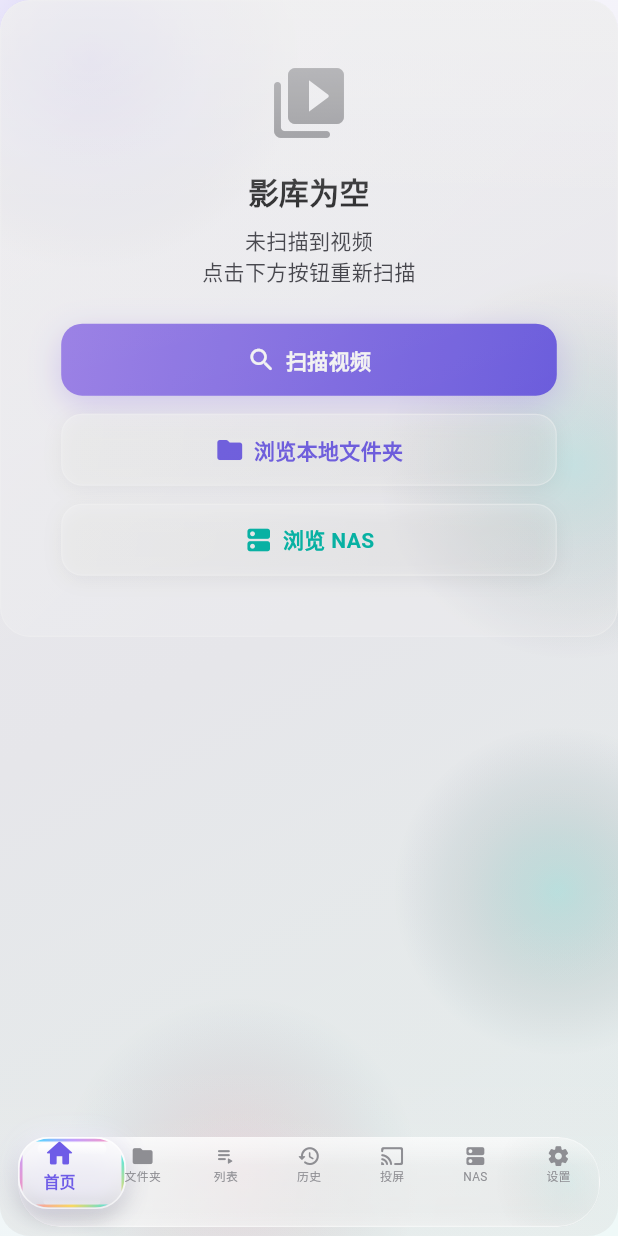
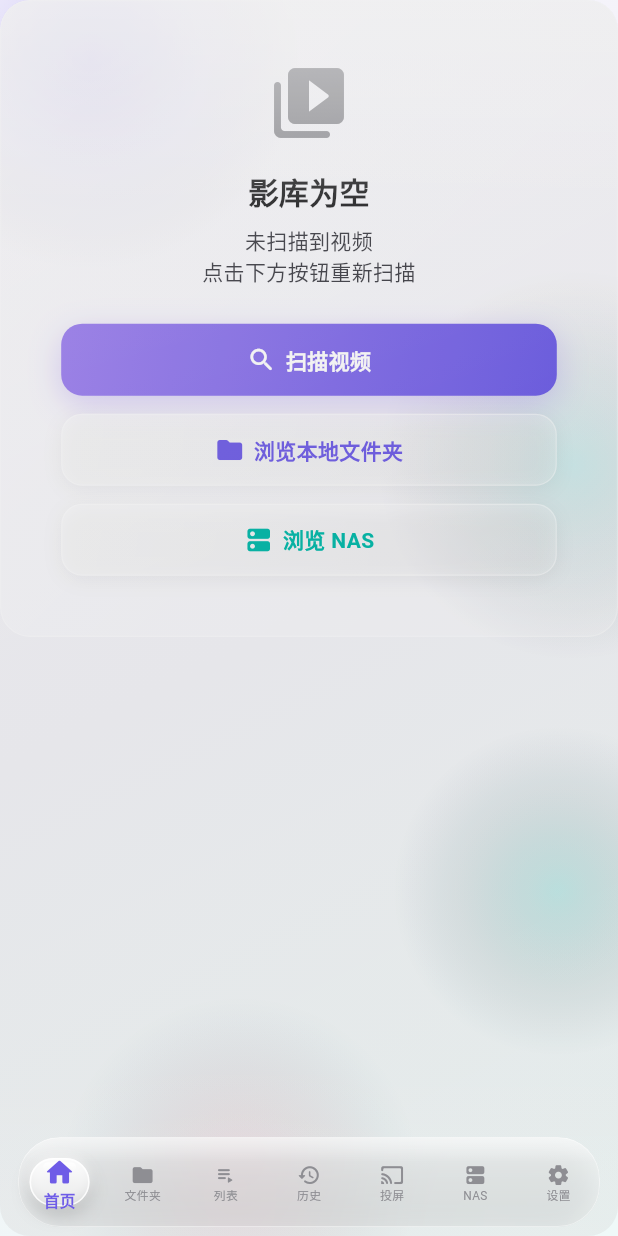
Before and after one commit to Kimcop-kc/PerchPlay, a Flutter app: the screen it shows after launch, on a phone screen of 412 x 824 dp. Run offline on Flutter 3.47's test engine with Material 3 defaults, Android fonts, the phone set to English and light mode, and no system bars; our stand-ins replace flutter_riverpod, go_router, permission_handler, shared_preferences, sqflite; missing offline and left inert: flutter_video_thumbnail_plus, media_kit, media_kit_video, screen_brightness; accounts and stored records are empty; statements that could not run were skipped.

Commit message:
v1.0.24: remove rainbow chromatic aberration, pure white liquid glass
- 移除彩虹 SweepGradient 描边（用户反馈廉价多余）
- 气泡改为纯白玻璃：上亮下暗玻璃厚度 + 白色描边 + 顶部高光 + 投影
- 轨道白色叠加降为 0.40/0.18，让 BackdropFilter 模糊真正透出背后内容
- 移除轨道彩色光斑，保持干净 iOS Liquid Glass 风格

```diff
--- a/lib/widgets/glass/glass_nav_bar.dart
+++ b/lib/widgets/glass/glass_nav_bar.dart
@@ -1,4 +1,5 @@
 import 'dart:math' as math;
+import 'dart:ui' show ImageFilter;
 import 'package:flutter/material.dart';
 import '../../core/theme/glass_theme.dart';
 
@@ -28,9 +29,9 @@ class _GlassNavBarState extends State<GlassNavBar>
   int _currentIndex = 0;
   int _prevIndex = 0;
 
-  // 气泡尺寸
-  static const _bubbleW = 72.0;
-  static const _bubbleH = 48.0;
+  // 气泡尺寸（随 slotW 动态计算，见 build）
+  double _bubbleW = 56.0;
+  double _bubbleH = 40.0;
 
   @override
   void initState() {
@@ -83,27 +84,38 @@ class _GlassNavBarState extends State<GlassNavBar>
       child: LayoutBuilder(
         builder: (context, box) {
           final trackW = box.maxWidth;
+          final trackH = box.maxHeight;
           final slotW = trackW / widget.items.length;
+          // 气泡宽度 = slot 的 72%（留出 tab 间距），高度 = 宽 × 0.72
+          _bubbleW = (slotW * 0.72).clamp(40.0, 72.0);
+          _bubbleH = (_bubbleW * 0.72).clamp(32.0, 52.0);
           final startCx = _slotCenterX(_prevIndex, slotW);
           final endCx = _slotCenterX(_currentIndex, slotW);
 
+          // fit: expand 让轨道填满完整高度（否则 Stack 高度被 Row 的
+          // 32px 图标文字撑起，轨道会塌缩成一条细线）
           return Stack(
             clipBehavior: Clip.none,
+            fit: StackFit.expand,
             children: [
               // ── 轨道：毛玻璃底板 ──
               _GlassTrack(),
 
               // ── 浮起透镜气泡 ──
-              IgnorePointer(
+              // Positioned 必须是 Stack 直接子级才能生效；
+              // 动画在内部用 Transform.translate 做水平滑动。
+              Positioned(
+                left: 0,
+                top: (trackH - _bubbleH) / 2,
+                child: IgnorePointer(
                   child: AnimatedBuilder(
                     animation: _slideCtrl,
                     builder: (context, _) {
                       final t = _springEval(_slideCtrl.value);
                       final cx = startCx + (endCx - startCx) * t;
-                    return Positioned(
-                      left: cx - _bubbleW / 2,
-                      top: (widget.height - _bubbleH) / 2,
-                      child: const _LensBubble(
+                      return Transform.translate(
+                        offset: Offset(cx - _bubbleW / 2, 0),
+                        child: _LensBubble(
                           width: _bubbleW,
                           height: _bubbleH,
                         ),
@@ -111,9 +123,11 @@ class _GlassNavBarState extends State<GlassNavBar>
                     },
                   ),
                 ),
+              ),
 
               // ── 图标文字层 ──
               Row(
+                crossAxisAlignment: CrossAxisAlignment.center,
                 children: List.generate(widget.items.length, (i) {
                   return Expanded(
                     child: _NavLabel(
@@ -140,14 +154,16 @@ class _GlassNavBarState extends State<GlassNavBar>
     const beta = 18.0 / 2; // damping/2mass
     const omega = 14.0; // sqrt(stiffness/mass - beta^2)
     final envelope = math.exp(-beta * t);
-    return 1 - envelope * (math.cos(omega * t) + beta / omega * math.sin(omega * t));
+    final v = 1 -
+        envelope * (math.cos(omega * t) + beta / omega * math.sin(omega * t));
+    return v.clamp(0.0, 1.0);
   }
 }
 
 // ═══════════════ 毛玻璃轨道 ═══════════════
 //
-// Android 不用 BackdropFilter（GPU 兼容问题），
-// 改用多层半透明白色渐变 + 彩色光斑模拟毛玻璃折射。
+// 真正的 BackdropFilter 毛玻璃模糊 + 轻薄白色叠加。
+// 白色叠加保持低透明度，让背后滚动的内容透过模糊显现出来。
 
 class _GlassTrack extends StatelessWidget {
   @override
@@ -155,46 +171,40 @@ class _GlassTrack extends StatelessWidget {
     return Positioned.fill(
       child: ClipRRect(
         borderRadius: BorderRadius.circular(28),
+        child: BackdropFilter(
+          filter: ImageFilter.blur(sigmaX: 20, sigmaY: 20),
           child: Container(
             decoration: BoxDecoration(
               borderRadius: BorderRadius.circular(28),
-            // 多层半透明白色 → 模拟毛玻璃折射
+              // 轻薄白色叠加 → 毛玻璃（不盖死背后的内容）
               gradient: LinearGradient(
-              begin: Alignment.topLeft,
-              end: Alignment.bottomRight,
+                begin: Alignment.topCenter,
+                end: Alignment.bottomCenter,
                 colors: [
-                Colors.white.withOpacity(0.72),
-                Colors.white.withOpacity(0.48),
-                Colors.white.withOpacity(0.35),
+                  Colors.white.withOpacity(0.40),
+                  Colors.white.withOpacity(0.18),
                 ],
-              stops: const [0.0, 0.5, 1.0],
               ),
               border: Border.all(
-              color: Colors.white.withOpacity(0.55),
-              width: 0.8,
+                color: Colors.white.withOpacity(0.45),
+                width: 0.7,
               ),
               boxShadow: [
                 BoxShadow(
                   color: Colors.black.withOpacity(0.10),
-                blurRadius: 20,
-                offset: const Offset(0, 8),
-              ),
-              // 底部微光
-              BoxShadow(
-                color: Colors.white.withOpacity(0.25),
-                blurRadius: 12,
-                offset: const Offset(0, -2),
+                  blurRadius: 18,
+                  offset: const Offset(0, 6),
                 ),
               ],
             ),
             child: Stack(
               children: [
-              // 顶部高光带
+                // 顶部高光带（玻璃反光）
                 Positioned(
                   top: 0,
                   left: 0,
                   right: 0,
-                height: 18,
+                  height: 16,
                   child: Container(
                     decoration: BoxDecoration(
                       borderRadius: const BorderRadius.vertical(
@@ -203,65 +213,8 @@ class _GlassTrack extends StatelessWidget {
                         begin: Alignment.topCenter,
                         end: Alignment.bottomCenter,
                         colors: [
-                        Colors.white.withOpacity(0.50),
+                          Colors.white.withOpacity(0.40),
                           Colors.white.withOpacity(0.0),
-                      ],
-                    ),
-                  ),
-                ),
-              ),
-              // 底部微反光
-              Positioned(
-                bottom: 0,
-                left: 0,
-                right: 0,
-                height: 10,
-                child: Container(
-                  decoration: BoxDecoration(
-                    borderRadius: const BorderRadius.vertical(
-                        bottom: Radius.circular(28)),
-                    gradient: LinearGradient(
-                      begin: Alignment.bottomCenter,
-                      end: Alignment.topCenter,
-                      colors: [
-                        Colors.white.withOpacity(0.18),
-                        Colors.white.withOpacity(0.0),
-                      ],
-                    ),
-                  ),
-                ),
-              ),
-              // 左侧彩色光斑（模拟折射）
-              Positioned(
-                top: -20,
-                left: -30,
-                child: Container(
-                  width: 100,
-                  height: 100,
-                  decoration: BoxDecoration(
-                    shape: BoxShape.circle,
-                    gradient: RadialGradient(
-                      colors: [
-                        GlassTheme.accentPurple.withOpacity(0.08),
-                        Colors.transparent,
-                      ],
-                    ),
-                  ),
-                ),
-              ),
-              // 右侧彩色光斑
-              Positioned(
-                bottom: -20,
-                right: -30,
-                child: Container(
-                  width: 100,
-                  height: 100,
-                  decoration: BoxDecoration(
-                    shape: BoxShape.circle,
-                    gradient: RadialGradient(
-                      colors: [
-                        GlassTheme.accentTeal.withOpacity(0.06),
-                        Colors.transparent,
                         ],
                       ),
                     ),
@@ -271,13 +224,16 @@ class _GlassTrack extends StatelessWidget {
             ),
           ),
         ),
+      ),
     );
   }
 }
 
 // ═══════════════ 透镜气泡 ═══════════════
 //
-// 浮起凸透镜：白色半透主体 + 彩虹折射色散边缘 + 投影 + 内高光
+// 干净的白色液态玻璃气泡（参考 iOS Liquid Glass 选中态）：
+// 白色半透主体（上亮下暗的玻璃厚度）+ 白色描边 + 顶部高光 + 投影。
+// 无彩虹色，靠白色高光和投影塑造「凸起透镜」质感。
 
 class _LensBubble extends StatelessWidget {
   final double width;
@@ -286,105 +242,57 @@ class _LensBubble extends StatelessWidget {
 
   @override
   Widget build(BuildContext context) {
-    const r = 20.0; // 气泡圆角
+    final r = height * 0.5;
 
     return Container(
       width: width,
       height: height,
       decoration: BoxDecoration(
         borderRadius: BorderRadius.circular(r),
-        // 透镜主体：上亮下暗 → 玻璃厚度
+        // 白色玻璃主体：上亮下暗 → 玻璃厚度
         gradient: LinearGradient(
           begin: Alignment.topCenter,
           end: Alignment.bottomCenter,
           colors: [
-            Colors.white.withOpacity(0.78),
-            Colors.white.withOpacity(0.45),
-            Colors.white.withOpacity(0.20),
+            Colors.white.withOpacity(0.85),
+            Colors.white.withOpacity(0.55),
+            Colors.white.withOpacity(0.30),
           ],
-          stops: const [0.0, 0.5, 1.0],
+          stops: const [0.0, 0.45, 1.0],
         ),
-        // 外框：白色半透
+        // 白色描边：玻璃边缘高光
         border: Border.all(
           width: 1.0,
-          color: Colors.white.withOpacity(0.60),
+          color: Colors.white.withOpacity(0.85),
         ),
         boxShadow: [
-          // 投影 — 玻璃厚度浮起感
+          // 投影 — 玻璃浮起
           BoxShadow(
-            color: Colors.black.withOpacity(0.18),
-            blurRadius: 12,
-            offset: const Offset(0, 6),
+            color: Colors.black.withOpacity(0.16),
+            blurRadius: 10,
+            offset: const Offset(0, 5),
           ),
-          // 上方内发光 — 透镜中心亮
+          // 顶部内发光
           BoxShadow(
-            color: Colors.white.withOpacity(0.70),
-            blurRadius: 10,
-            offset: const Offset(0, -3),
-          ),
-          // 微扩散光晕
-          BoxShadow(
-            color: GlassTheme.accentPurple.withOpacity(0.10),
-            blurRadius: 16,
-            offset: Offset.zero,
+            color: Colors.white.withOpacity(0.6),
+            blurRadius: 6,
+            offset: const Offset(0, -2),
           ),
         ],
       ),
       child: ClipRRect(
-        borderRadius: BorderRadius.circular(r),
+        borderRadius: BorderRadius.circular(r - 1),
         child: Stack(
           children: [
-            // ── 彩虹色散边缘（chromatic aberration） ──
-            // 上边缘
+            // ── 顶部高光带（凸透镜反光） ──
             Positioned(
-              top: 0,
-              left: 4,
-              right: 4,
-              height: 2.0,
-              child: _chromaticBar(
-                [Color(0xCC00E5FF), Color(0xCCB388FF), Color(0xCCFF80AB)],
-              ),
-            ),
-            // 下边缘
-            Positioned(
-              bottom: 0,
-              left: 4,
-              right: 4,
-              height: 2.0,
-              child: _chromaticBar(
-                [Color(0xCCFF80AB), Color(0xCCFFD740), Color(0xCC00E5FF)],
-              ),
-            ),
-            // 左边缘
-            Positioned(
-              top: 4,
-              bottom: 4,
-              left: 0,
-              width: 2.0,
-              child: _chromaticBarV(
-                [Color(0xCCB388FF), Color(0xCCFF80AB)],
-              ),
-            ),
-            // 右边缘
-            Positioned(
-              top: 4,
-              bottom: 4,
-              right: 0,
-              width: 2.0,
-              child: _chromaticBarV(
-                [Color(0xCC00E5FF), Color(0xCCFFD740)],
-              ),
-            ),
-
-            // ── 气泡内部高光（透镜凸起质感） ──
-            Positioned(
-              top: 3,
-              left: 12,
-              right: 12,
+              top: 2,
+              left: 8,
+              right: 8,
+              height: 6,
               child: Container(
-                height: 8,
                 decoration: BoxDecoration(
-                  borderRadius: BorderRadius.circular(12),
+                  borderRadius: BorderRadius.circular(10),
                   gradient: LinearGradient(
                     begin: Alignment.topCenter,
                     end: Alignment.bottomCenter,
@@ -399,13 +307,13 @@ class _LensBubble extends StatelessWidget {
 
             // ── 底部微反光 ──
             Positioned(
-              bottom: 2,
-              left: 16,
-              right: 16,
+              bottom: 1,
+              left: 10,
+              right: 10,
+              height: 3,
               child: Container(
-                height: 4,
                 decoration: BoxDecoration(
-                  borderRadius: BorderRadius.circular(8),
+                  borderRadius: BorderRadius.circular(6),
                   gradient: LinearGradient(
                     begin: Alignment.bottomCenter,
                     end: Alignment.topCenter,
@@ -418,26 +326,6 @@ class _LensBubble extends StatelessWidget {
               ),
             ),
           ],
-        ),
-      ),
-    );
-  }
-
-  static Widget _chromaticBar(List<Color> colors) {
-    return Container(
-      decoration: BoxDecoration(
-        gradient: LinearGradient(colors: colors),
-      ),
-    );
-  }
-
-  static Widget _chromaticBarV(List<Color> colors) {
-    return Container(
-      decoration: BoxDecoration(
-        gradient: LinearGradient(
-          begin: Alignment.topCenter,
-          end: Alignment.bottomCenter,
-          colors: colors,
         ),
       ),
     );
```
Lines whose indentation alone changed are shown as unchanged.
